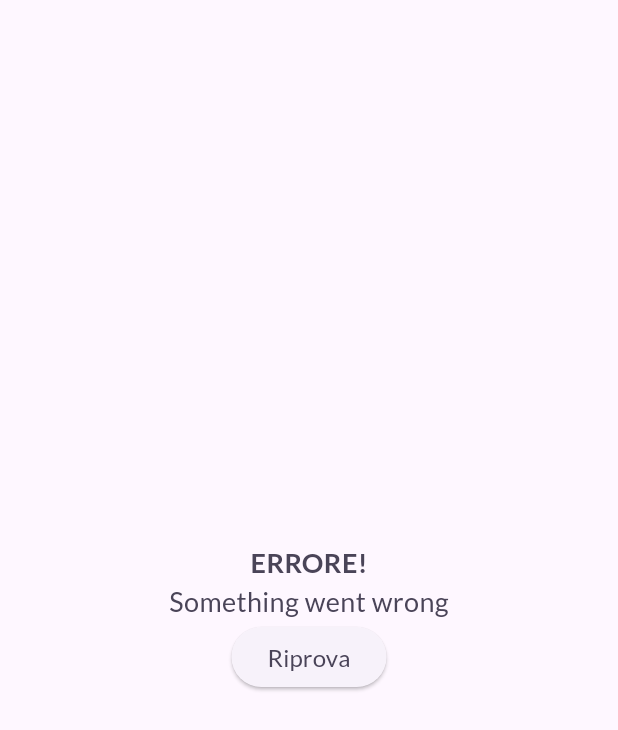
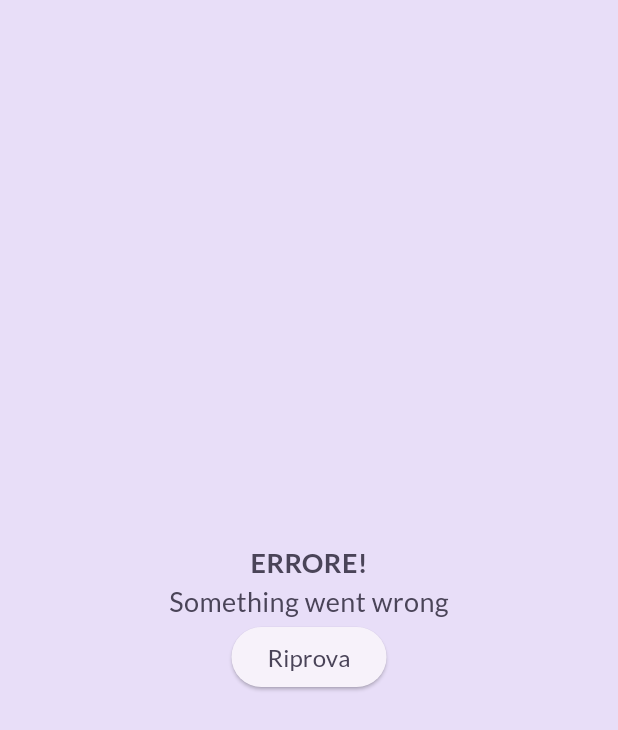
Before and after one commit to aurorasancetta/progetto-stage-aurora, a Flutter app: the screen it shows after launch, on a phone screen of 412 x 824 dp. Shown: the top 730 px of the screen. Run offline on Flutter 3.47's test engine with Material 3 defaults, Android fonts, the phone set to English and light mode, and no system bars; our stand-ins replace flutter_riverpod, google_fonts, jwt_decoder; missing offline and left inert: aad_oauth.

Commit message:
details update

```diff
--- a/lib/screens/retry.dart
+++ b/lib/screens/retry.dart
@@ -14,6 +14,7 @@ class RetryScreen extends StatelessWidget {
   @override
   Widget build(BuildContext context) {
     return Scaffold(
+      backgroundColor: Theme.of(context).colorScheme.secondaryContainer,
       body: Center(
         child: Column(
           mainAxisAlignment: MainAxisAlignment.center,
--- a/lib/widgets/error_body.dart
+++ b/lib/widgets/error_body.dart
@@ -12,6 +12,7 @@ class ErrorBody extends StatelessWidget {
   @override
   Widget build(BuildContext context) {
     return Scaffold(
+      backgroundColor: Theme.of(context).colorScheme.secondaryContainer,
       body: Center(
         child: Column(
           mainAxisAlignment: MainAxisAlignment.center,
```
